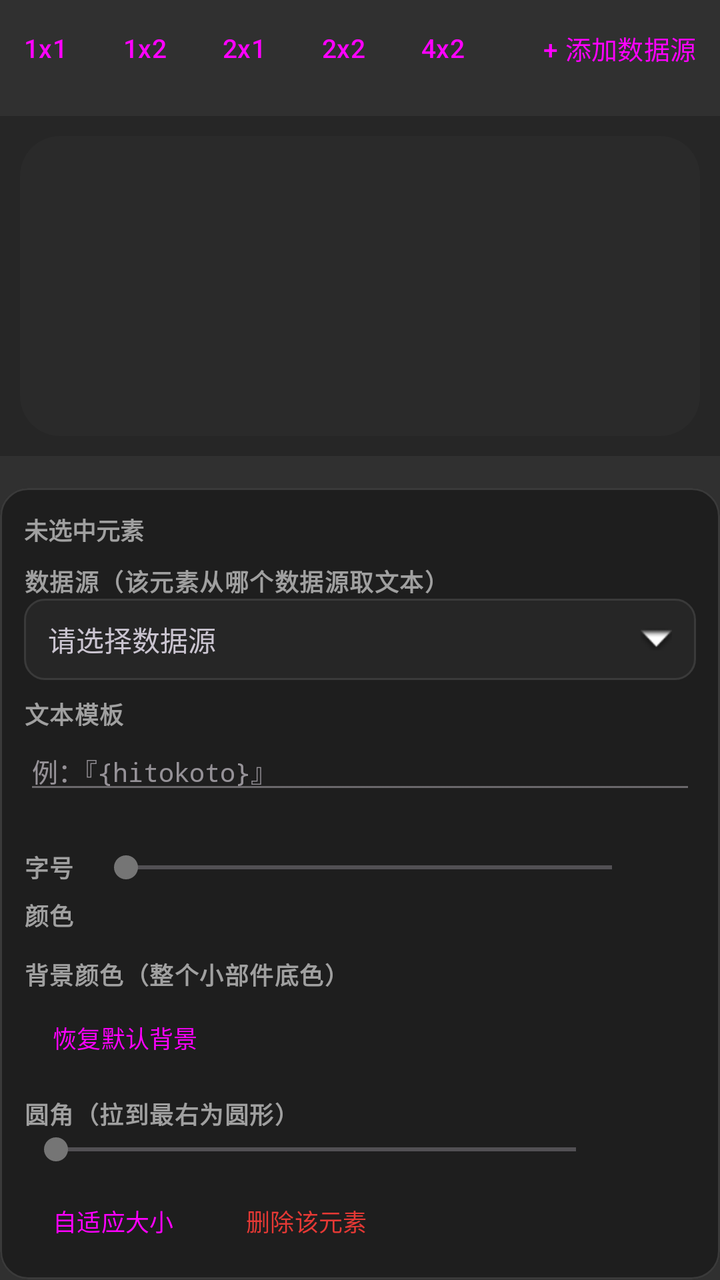
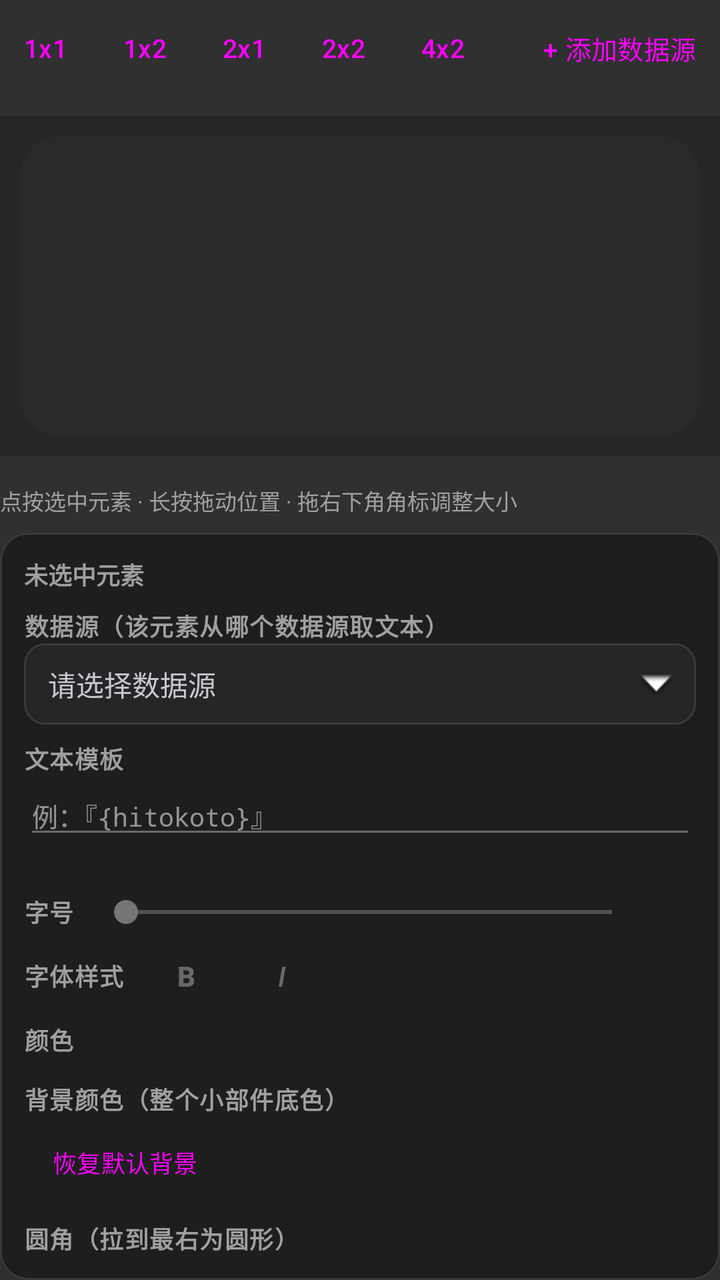

Compare the two renders of this Android layout. The source of the first and the diff that turns it into the second are given below.
<!-- AndroidManifest.xml: application theme Theme.WidgetFlow -->
<!-- res/layout/step4_editor.xml -->
<?xml version="1.0" encoding="utf-8"?>
<LinearLayout xmlns:android="http://schemas.android.com/apk/res/android"
    xmlns:app="http://schemas.android.com/apk/res-auto"
    android:layout_width="match_parent"
    android:layout_height="wrap_content"
    android:orientation="vertical">

    <LinearLayout
        android:layout_width="match_parent"
        android:layout_height="wrap_content"
        android:gravity="center_vertical"
        android:orientation="horizontal">

        <HorizontalScrollView
            android:layout_width="0dp"
            android:layout_height="wrap_content"
            android:layout_weight="1"
            android:scrollbars="none">

            <LinearLayout
                android:id="@+id/box_sizes"
                android:layout_width="wrap_content"
                android:layout_height="wrap_content"
                android:orientation="horizontal">

                <Button
                    android:id="@+id/btn_size_1x1"
                    style="@style/Widget.Material3.Button.OutlinedButton"
                    android:layout_width="wrap_content"
                    android:layout_height="wrap_content"
                    android:minWidth="0dp"
                    android:paddingLeft="12dp"
                    android:paddingRight="12dp"
                    android:text="@string/size_1x1"
                    android:textSize="13sp" />

                <Button
                    android:id="@+id/btn_size_1x2"
                    style="@style/Widget.Material3.Button.OutlinedButton"
                    android:layout_width="wrap_content"
                    android:layout_height="wrap_content"
                    android:layout_marginLeft="4dp"
                    android:minWidth="0dp"
                    android:paddingLeft="12dp"
                    android:paddingRight="12dp"
                    android:text="@string/size_1x2"
                    android:textSize="13sp" />

                <Button
                    android:id="@+id/btn_size_2x1"
                    style="@style/Widget.Material3.Button.OutlinedButton"
                    android:layout_width="wrap_content"
                    android:layout_height="wrap_content"
                    android:layout_marginLeft="4dp"
                    android:minWidth="0dp"
                    android:paddingLeft="12dp"
                    android:paddingRight="12dp"
                    android:text="@string/size_2x1"
                    android:textSize="13sp" />

                <Button
                    android:id="@+id/btn_size_2x2"
                    style="@style/Widget.Material3.Button.OutlinedButton"
                    android:layout_width="wrap_content"
                    android:layout_height="wrap_content"
                    android:layout_marginLeft="4dp"
                    android:minWidth="0dp"
                    android:paddingLeft="12dp"
                    android:paddingRight="12dp"
                    android:text="@string/size_2x2"
                    android:textSize="13sp" />

                <Button
                    android:id="@+id/btn_size_4x2"
                    style="@style/Widget.Material3.Button.OutlinedButton"
                    android:layout_width="wrap_content"
                    android:layout_height="wrap_content"
                    android:layout_marginLeft="4dp"
                    android:minWidth="0dp"
                    android:paddingLeft="12dp"
                    android:paddingRight="12dp"
                    android:text="@string/size_4x2"
                    android:textSize="13sp" />
            </LinearLayout>
        </HorizontalScrollView>

        <Button
            android:id="@+id/btn_add_element"
            style="@style/Widget.Material3.Button.TextButton"
            android:layout_width="wrap_content"
            android:layout_height="wrap_content"
            android:layout_marginLeft="6dp"
            android:text="@string/add_element"
            android:textSize="13sp" />
    </LinearLayout>

    <FrameLayout
        android:id="@+id/canvas_wrap"
        android:layout_width="match_parent"
        android:layout_height="wrap_content"
        android:layout_marginTop="10dp"
        android:background="@color/canvas_wrap"
        android:padding="10dp">

        <FrameLayout
            android:id="@+id/canvas"
            android:layout_width="match_parent"
            android:layout_height="150dp"
            android:layout_gravity="center_horizontal"
            android:background="@drawable/widget_bg" />
    </FrameLayout>

    <HorizontalScrollView
        android:layout_width="match_parent"
        android:layout_height="wrap_content"
        android:layout_marginTop="8dp"
        android:scrollbars="none">

        <LinearLayout
            android:id="@+id/box_chips"
            android:layout_width="wrap_content"
            android:layout_height="wrap_content"
            android:orientation="horizontal" />
    </HorizontalScrollView>

    <com.google.android.material.card.MaterialCardView
        android:layout_width="match_parent"
        android:layout_height="wrap_content"
        android:layout_marginTop="8dp"
        app:cardBackgroundColor="@color/surface"
        app:cardCornerRadius="14dp"
        app:strokeColor="@color/rule"
        app:strokeWidth="1dp">

        <LinearLayout
            android:layout_width="match_parent"
            android:layout_height="wrap_content"
            android:orientation="vertical"
            android:padding="12dp">

            <TextView
                android:id="@+id/prop_name"
                android:layout_width="match_parent"
                android:layout_height="wrap_content"
                android:text="未选中元素"
                android:textColor="@color/muted"
                android:textSize="12sp"
                android:textStyle="bold" />

            <TextView
                style="@style/TextAppearance.Label"
                android:layout_width="match_parent"
                android:layout_height="wrap_content"
                android:layout_marginTop="8dp"
                android:text="@string/label_element_source" />

            <TextView
                android:id="@+id/spin_source"
                android:layout_width="match_parent"
                android:layout_height="wrap_content"
                android:background="@drawable/bg_input"
                android:drawableEnd="@android:drawable/arrow_down_float"
                android:paddingLeft="12dp"
                android:paddingTop="10dp"
                android:paddingRight="12dp"
                android:paddingBottom="10dp"
                android:text="请选择数据源"
                android:textSize="14sp" />

            <TextView
                style="@style/TextAppearance.Label"
                android:layout_width="match_parent"
                android:layout_height="wrap_content"
                android:layout_marginTop="8dp"
                android:text="@string/label_template" />

            <EditText
                android:id="@+id/inp_template"
                android:layout_width="match_parent"
                android:layout_height="wrap_content"
                android:enabled="false"
                android:fontFamily="monospace"
                android:hint="例：『{hitokoto}』"
                android:inputType="text"
                android:textSize="13sp" />

            <TextView
                android:id="@+id/prop_aliases"
                android:layout_width="match_parent"
                android:layout_height="wrap_content"
                android:textColor="@color/muted"
                android:textSize="11sp" />

            <LinearLayout
                android:layout_width="match_parent"
                android:layout_height="wrap_content"
                android:layout_marginTop="8dp"
                android:gravity="center_vertical"
                android:orientation="horizontal">

                <TextView
                    style="@style/TextAppearance.Label"
                    android:layout_width="wrap_content"
                    android:layout_height="wrap_content"
                    android:text="@string/label_font_size" />

                <SeekBar
                    android:id="@+id/seek_font"
                    android:layout_width="0dp"
                    android:layout_height="wrap_content"
                    android:layout_marginLeft="10dp"
                    android:layout_weight="1"
                    android:enabled="false"
                    android:max="9"
                    android:min="0" />

                <TextView
                    android:id="@+id/font_value"
                    android:layout_width="26dp"
                    android:layout_height="wrap_content"
                    android:fontFamily="monospace"
                    android:gravity="center"
                    android:textColor="@color/accent"
                    android:textSize="12sp" />
            </LinearLayout>

            <TextView
                style="@style/TextAppearance.Label"
                android:layout_width="match_parent"
                android:layout_height="wrap_content"
                android:layout_marginTop="6dp"
                android:text="@string/label_color" />

            <LinearLayout
                android:id="@+id/box_colors"
                android:layout_width="match_parent"
                android:layout_height="wrap_content"
                android:orientation="horizontal" />

            <TextView
                style="@style/TextAppearance.Label"
                android:layout_width="match_parent"
                android:layout_height="wrap_content"
                android:layout_marginTop="12dp"
                android:text="@string/label_bg_color" />

            <HorizontalScrollView
                android:layout_width="match_parent"
                android:layout_height="wrap_content"
                android:scrollbars="none">

                <LinearLayout
                    android:id="@+id/box_bg_colors"
                    android:layout_width="wrap_content"
                    android:layout_height="wrap_content"
                    android:orientation="horizontal" />
            </HorizontalScrollView>

            <Button
                android:id="@+id/btn_bg_default"
                style="@style/Widget.Material3.Button.OutlinedButton.Small"
                android:layout_width="wrap_content"
                android:layout_height="wrap_content"
                android:layout_marginTop="6dp"
                android:text="@string/btn_bg_default" />

            <TextView
                style="@style/TextAppearance.Label"
                android:layout_width="match_parent"
                android:layout_height="wrap_content"
                android:layout_marginTop="12dp"
                android:text="@string/label_corner_radius" />

            <LinearLayout
                android:layout_width="match_parent"
                android:layout_height="wrap_content"
                android:gravity="center_vertical"
                android:orientation="horizontal">

                <SeekBar
                    android:id="@+id/seek_corner"
                    android:layout_width="0dp"
                    android:layout_height="wrap_content"
                    android:layout_weight="1"
                    android:max="8"
                    android:min="0" />

                <TextView
                    android:id="@+id/corner_value"
                    android:layout_width="44dp"
                    android:layout_height="wrap_content"
                    android:fontFamily="monospace"
                    android:gravity="center"
                    android:textColor="@color/accent"
                    android:textSize="12sp" />
            </LinearLayout>

            <LinearLayout
                android:layout_width="match_parent"
                android:layout_height="wrap_content"
                android:layout_marginTop="10dp"
                android:gravity="center_vertical"
                android:orientation="horizontal">

                <Button
                    android:id="@+id/btn_reset_size"
                    style="@style/Widget.Material3.Button.OutlinedButton.Small"
                    android:layout_width="wrap_content"
                    android:layout_height="wrap_content"
                    android:layout_marginRight="8dp"
                    android:text="@string/btn_reset_size" />

                <Button
                    android:id="@+id/btn_delete_element"
                    style="@style/Widget.Material3.Button.OutlinedButton.Small"
                    android:layout_width="wrap_content"
                    android:layout_height="wrap_content"
                    android:enabled="false"
                    android:text="@string/btn_delete_element"
                    android:textColor="@color/err" />
            </LinearLayout>
        </LinearLayout>
    </com.google.android.material.card.MaterialCardView>

    <TextView
        style="@style/TextAppearance.Label"
        android:layout_width="match_parent"
        android:layout_height="wrap_content"
        android:layout_marginTop="12dp"
        android:text="@string/label_refresh" />

    <Spinner
        android:id="@+id/spin_refresh"
        android:layout_width="match_parent"
        android:layout_height="wrap_content"
        android:entries="@array/refresh_options" />
</LinearLayout>
<!-- resources referenced by this layout -->
<resources>
  <string-array name="refresh_options">
          <item>每 1 分钟</item>
          <item>每 5 分钟</item>
          <item>每 15 分钟</item>
          <item>每 30 分钟</item>
          <item>每 1 小时</item>
          <item>每 6 小时</item>
          <item>每天 8:00</item>
      </string-array>
  <color name="accent">#4CAF50</color>
  <color name="canvas_wrap">#262626</color>
  <color name="err">#E53935</color>
  <color name="muted">#A0A0A0</color>
  <color name="rule">#3A3A3A</color>
  <color name="surface">#1E1E1E</color>
  <!-- drawable bg_input (drawable) -->
  <?xml version="1.0" encoding="utf-8"?>
  <shape xmlns:android="http://schemas.android.com/apk/res/android" android:shape="rectangle">
      <solid android:color="@color/field_bg" />
      <corners android:radius="10dp" />
      <stroke
          android:width="1dp"
          android:color="@color/rule" />
  </shape>
  <!-- drawable widget_bg (drawable) -->
  <?xml version="1.0" encoding="utf-8"?>
  <shape xmlns:android="http://schemas.android.com/apk/res/android" android:shape="rectangle">
      <solid android:color="@color/widget_bg_color" />
      <corners android:radius="20dp" />
  </shape>
  <string name="add_element">+ 添加数据源</string>
  <string name="btn_bg_default">恢复默认背景</string>
  <string name="btn_delete_element">删除该元素</string>
  <string name="btn_reset_size">自适应大小</string>
  <string name="label_bg_color">背景颜色（整个小部件底色）</string>
  <string name="label_color">颜色</string>
  <string name="label_corner_radius">圆角（拉到最右为圆形）</string>
  <string name="label_element_source">数据源（该元素从哪个数据源取文本）</string>
  <string name="label_font_size">字号</string>
  <string name="label_refresh">自动刷新</string>
  <string name="label_template">文本模板</string>
  <string name="size_1x1">1x1</string>
  <string name="size_1x2">1x2</string>
  <string name="size_2x1">2x1</string>
  <string name="size_2x2">2x2</string>
  <string name="size_4x2">4x2</string>
  <style name="TextAppearance.Label" parent="TextAppearance.Material3.LabelMedium">
          <item name="android:textColor">@color/muted</item>
          <item name="android:textSize">12sp</item>
          <item name="android:textStyle">bold</item>
      </style>
  <style name="Widget.Material3.Button.OutlinedButton.Small" parent="Widget.Material3.Button.OutlinedButton">
          <item name="android:textSize">12sp</item>
          <item name="android:minHeight">34dp</item>
          <item name="android:paddingLeft">14dp</item>
          <item name="android:paddingRight">14dp</item>
      </style>
  <style name="Theme.WidgetFlow" parent="Theme.Material3.Dark.NoActionBar">
          <item name="colorPrimary">@color/accent</item>
          <item name="colorOnPrimary">#FFFFFF</item>
          <item name="colorPrimaryContainer">@color/accent_light</item>
          <item name="colorOnPrimaryContainer">@color/accent</item>
          <item name="colorSecondary">@color/accent2</item>
          <item name="colorSecondaryContainer">#1D3A35</item>
          <item name="colorOnSecondaryContainer">#2CC4B2</item>
          <item name="android:colorBackground">@color/bg</item>
          <item name="colorSurface">@color/surface</item>
          <item name="colorOnSurface">@color/ink</item>
      </style>
  <color name="field_bg">#262626</color>
  <color name="widget_bg_color">#2A2A2A</color>
  <color name="accent_light">#1E3A22</color>
  <color name="accent2">#757575</color>
  <color name="bg">#303030</color>
  <color name="ink">#E6E6E6</color>
</resources>

<!-- the commit's change to res/layout/step4_editor.xml (unified diff, before → after) -->
@@ -123,6 +123,14 @@
             android:orientation="horizontal" />
     </HorizontalScrollView>
 
+    <TextView
+        android:layout_width="match_parent"
+        android:layout_height="wrap_content"
+        android:layout_marginTop="6dp"
+        android:text="@string/hint_drag"
+        android:textColor="@color/muted"
+        android:textSize="11sp" />
+
     <com.google.android.material.card.MaterialCardView
         android:layout_width="match_parent"
         android:layout_height="wrap_content"
@@ -224,6 +232,44 @@
                     android:textSize="12sp" />
             </LinearLayout>
 
+            <LinearLayout
+                android:layout_width="match_parent"
+                android:layout_height="wrap_content"
+                android:layout_marginTop="6dp"
+                android:gravity="center_vertical"
+                android:orientation="horizontal">
+
+                <TextView
+                    style="@style/TextAppearance.Label"
+                    android:layout_width="wrap_content"
+                    android:layout_height="wrap_content"
+                    android:text="@string/label_font_style" />
+
+                <Button
+                    android:id="@+id/btn_bold"
+                    style="@style/Widget.Material3.Button.OutlinedButton.Small"
+                    android:layout_width="42dp"
+                    android:layout_height="wrap_content"
+                    android:layout_marginLeft="10dp"
+                    android:enabled="false"
+                    android:minWidth="0dp"
+                    android:text="B"
+                    android:textSize="14sp"
+                    android:textStyle="bold" />
+
+                <Button
+                    android:id="@+id/btn_italic"
+                    style="@style/Widget.Material3.Button.OutlinedButton.Small"
+                    android:layout_width="42dp"
+                    android:layout_height="wrap_content"
+                    android:layout_marginLeft="6dp"
+                    android:enabled="false"
+                    android:minWidth="0dp"
+                    android:text="I"
+                    android:textSize="14sp"
+                    android:textStyle="italic" />
+            </LinearLayout>
+
             <TextView
                 style="@style/TextAppearance.Label"
                 android:layout_width="match_parent"
<!-- resource entries referenced after the edit -->
@@ -34,11 +34,13 @@
   <string name="btn_bg_default">恢复默认背景</string>
   <string name="btn_delete_element">删除该元素</string>
   <string name="btn_reset_size">自适应大小</string>
+  <string name="hint_drag">点按选中元素 · 长按拖动位置 · 拖右下角角标调整大小</string>
   <string name="label_bg_color">背景颜色（整个小部件底色）</string>
   <string name="label_color">颜色</string>
   <string name="label_corner_radius">圆角（拉到最右为圆形）</string>
   <string name="label_element_source">数据源（该元素从哪个数据源取文本）</string>
   <string name="label_font_size">字号</string>
+  <string name="label_font_style">字体样式</string>
   <string name="label_refresh">自动刷新</string>
   <string name="label_template">文本模板</string>
   <string name="size_1x1">1x1</string>
